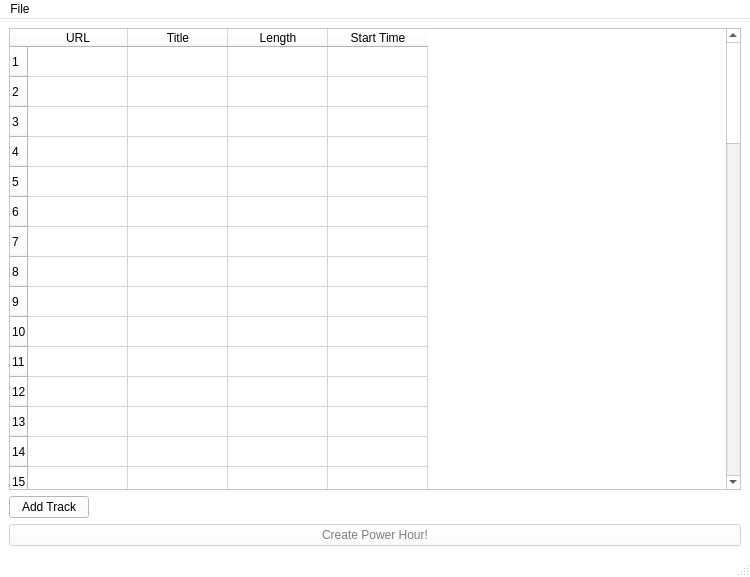
Qt form designer/mainwindow.ui (jac241/power_hour_creator) before a commit.
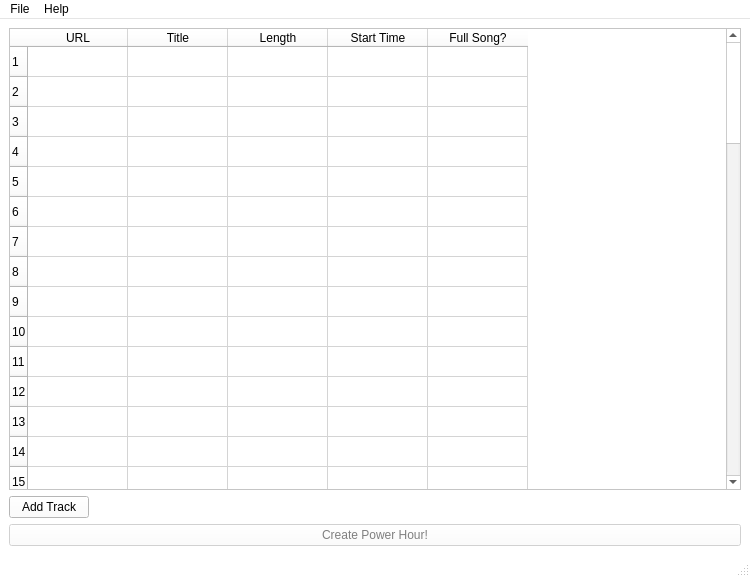
The same form after that commit. Custom widgets are drawn as their Qt base class.

Commit message:
Adds ability to have full song in prhr
You are now able to select full song Yes from a combo box and have the
entire track be in the power hour. This feature is fully tested, and the
lengths of the power hours are now verified in the tests.

The edit to the form file:
```diff
--- a/designer/mainwindow.ui
+++ b/designer/mainwindow.ui
@@ -455,7 +455,7 @@
        <number>60</number>
       </property>
       <property name="columnCount">
-       <number>4</number>
+       <number>5</number>
       </property>
       <attribute name="horizontalHeaderVisible">
        <bool>true</bool>
@@ -546,6 +546,11 @@
         <string>Start Time</string>
        </property>
       </column>
+      <column>
+       <property name="text">
+        <string>Full Song?</string>
+       </property>
+      </column>
      </widget>
     </item>
     <item row="1" column="0">
@@ -588,7 +593,14 @@
      <string>File</string>
     </property>
    </widget>
+   <widget class="QMenu" name="menuHelp">
+    <property name="title">
+     <string>Help</string>
+    </property>
+    <addaction name="actionShow_logs"/>
+   </widget>
    <addaction name="menuFile"/>
+   <addaction name="menuHelp"/>
   </widget>
   <widget class="QStatusBar" name="statusBar"/>
  </widget>
```
Left out of the diff: 5 changed lines with no effect on the pictures. The commit also changes 10 other files.
